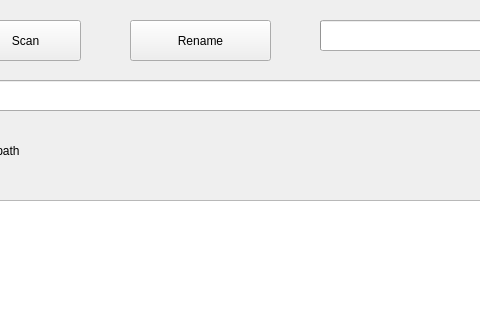
This is mainwindow.ui in hidog/FilenameConvert as Qt 5 draws it before an edit; both pictures show x 500 to 980 and y 0 to 320 of the 1280 by 720 pixel window. The edited form follows.
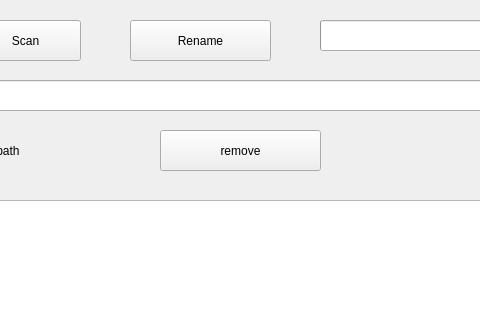
This is the edited form.

```diff
--- a/mainwindow.ui
+++ b/mainwindow.ui
@@ -173,6 +173,19 @@
      <number>0</number>
     </property>
    </widget>
+   <widget class="QPushButton" name="removeButton">
+    <property name="geometry">
+     <rect>
+      <x>660</x>
+      <y>130</y>
+      <width>161</width>
+      <height>41</height>
+     </rect>
+    </property>
+    <property name="text">
+     <string>remove</string>
+    </property>
+   </widget>
   </widget>
   <widget class="QMenuBar" name="menubar">
    <property name="geometry">
```
